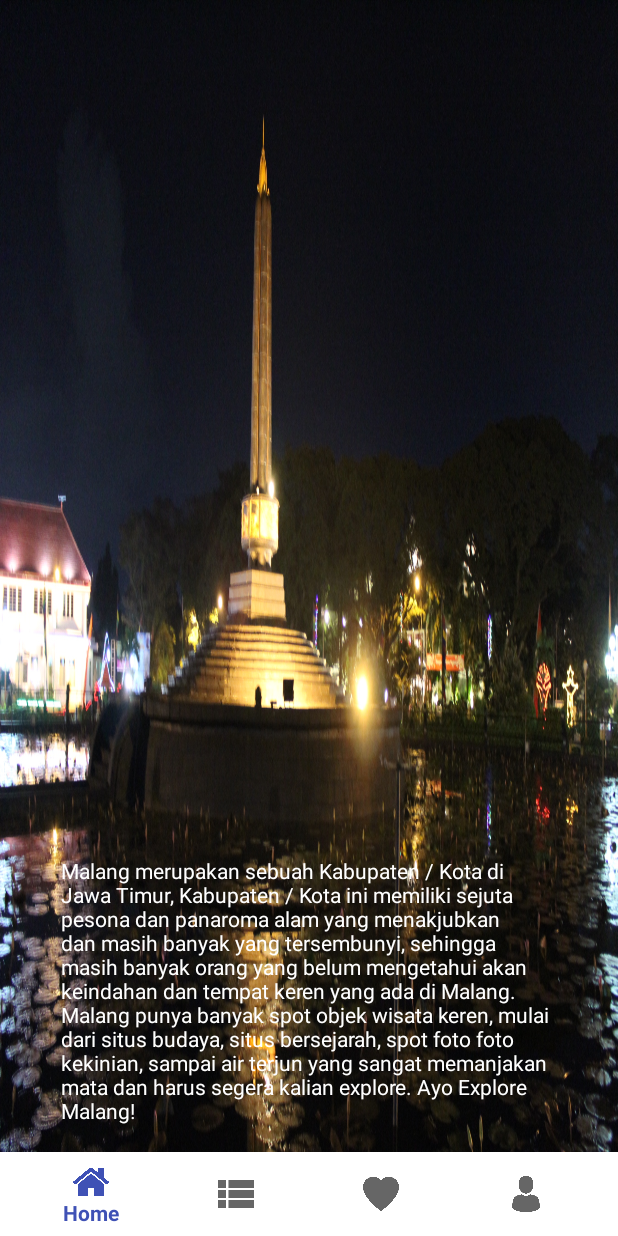
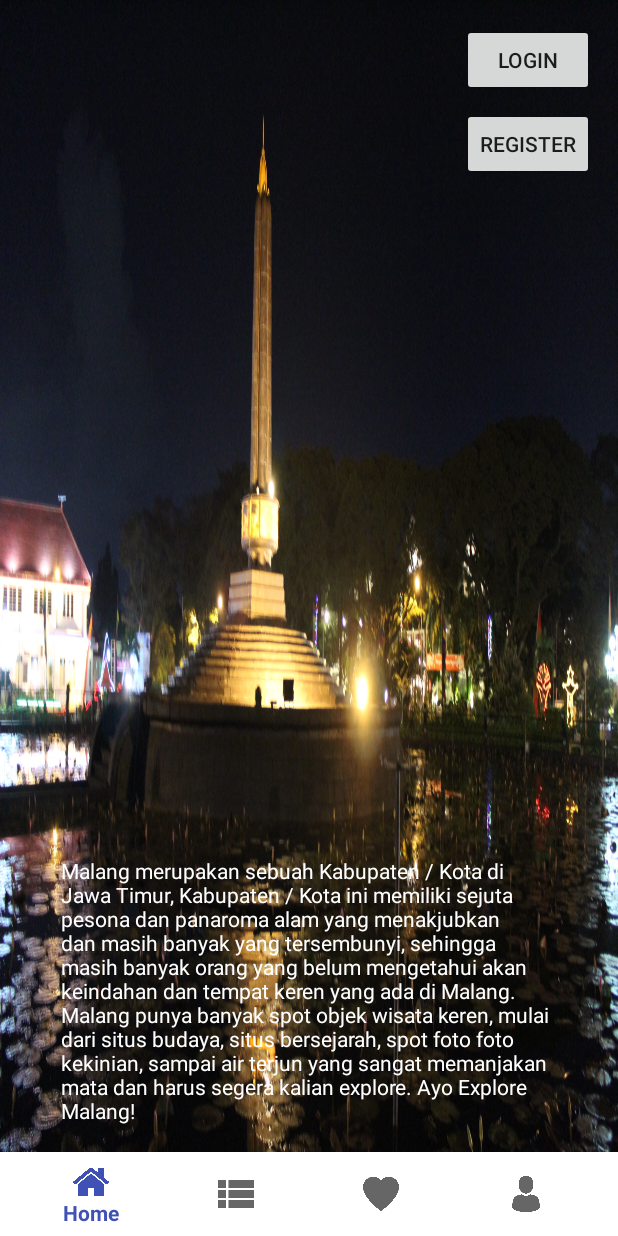
Before and after one commit to RizkiSaputraWibisono/UAS-ExploreMalang, an Android app: the HomeFragment screen opened directly, with no data from a screen before it, on a phone screen of 412 x 824 dp. Run offline under Robolectric (Android 15) with nearby library versions, the phone set to English and light mode, and no system bars.

Commit message:
Button Login dan Button Register

```diff
--- a/app/src/main/res/layout/fragment_home.xml
+++ b/app/src/main/res/layout/fragment_home.xml
@@ -21,4 +21,26 @@ tools:context=".UAS.fragments.HomeFragment">
         app:layout_constraintEnd_toEndOf="parent"
 
         app:layout_constraintStart_toStartOf="parent" />
+
+    <Button
+        android:id="@+id/button"
+        android:layout_width="wrap_content"
+        android:layout_height="wrap_content"
+        android:layout_marginTop="16dp"
+        android:text="Login"
+        app:layout_constraintEnd_toEndOf="parent"
+        app:layout_constraintHorizontal_bias="0.95"
+        app:layout_constraintStart_toStartOf="parent"
+        app:layout_constraintTop_toTopOf="parent" />
+
+    <Button
+        android:id="@+id/button2"
+        android:layout_width="wrap_content"
+        android:layout_height="wrap_content"
+        android:layout_marginTop="8dp"
+        android:text="REGISTER"
+        app:layout_constraintEnd_toEndOf="parent"
+        app:layout_constraintHorizontal_bias="0.95"
+        app:layout_constraintStart_toStartOf="parent"
+        app:layout_constraintTop_toBottomOf="@+id/button" />
 </androidx.constraintlayout.widget.ConstraintLayout>
```
